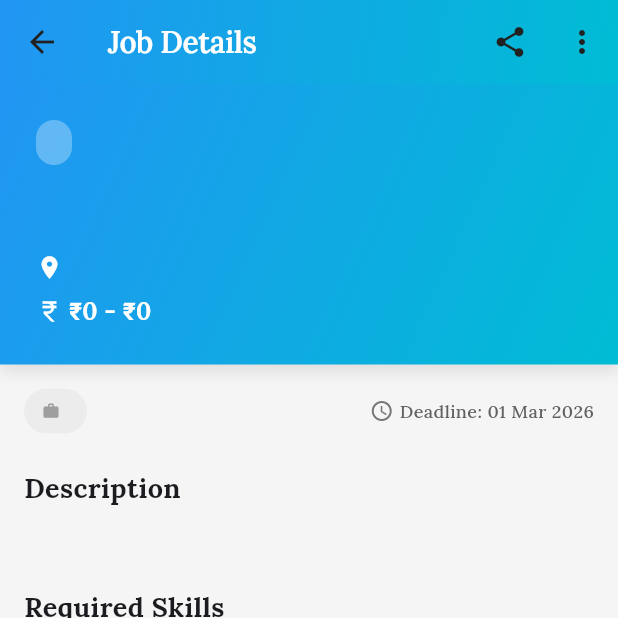
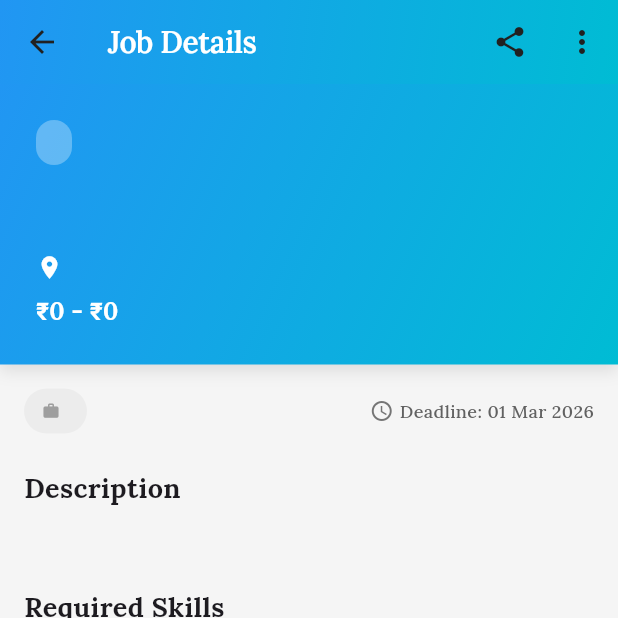
Before and after one commit to Krish-CS/SKILLSHARE, a Flutter app: the JobDetailScreen screen opened directly with empty values, on a phone screen of 412 x 824 dp, the top half of it. Run offline on Flutter 3.47's test engine with Material 3 defaults, Android fonts, the light colour scheme and no system bars; our stand-ins replace cached_network_image, cloud_firestore, firebase_auth, firebase_core, flutter_rating_bar, flutter_svg and 6 more; missing offline and left inert: cloudinary_public; accounts and stored records are empty; generated files the repository leaves out were written again; project files that could hold a hidden picture were left out.

Commit message:
fix: remove duplicate rupee symbols where formatCurrency already provides symbol

```diff
--- a/lib/screens/delivery/delivery_screen.dart
+++ b/lib/screens/delivery/delivery_screen.dart
@@ -274,7 +274,7 @@ class _DeliveryCard extends StatelessWidget {
             // Details
             _InfoRow(Icons.person_outline, 'Buyer',
                 order.buyerName ?? order.buyerId),
-            _InfoRow(Icons.currency_rupee, 'Amount',
+            _InfoRow(Icons.payments_outlined, 'Amount',
                 '₹${order.totalPrice.toStringAsFixed(2)}'),
             _InfoRow(Icons.calendar_today_outlined, 'Ordered',
                 AppHelpers.formatDateTime(order.createdAt)),
--- a/lib/screens/jobs/job_detail_screen.dart
+++ b/lib/screens/jobs/job_detail_screen.dart
@@ -416,9 +416,6 @@ class _JobDetailScreenState extends State<JobDetailScreen> {
                     const SizedBox(height: 8),
                     Row(
                       children: [
-                        const Icon(Icons.currency_rupee,
-                            color: Colors.white, size: 18),
-                        const SizedBox(width: 4),
                         Text(
                           '${AppHelpers.formatCurrency(_job.budgetMin!)} - ${AppHelpers.formatCurrency(_job.budgetMax!)}',
                           style: const TextStyle(
--- a/lib/widgets/job_card.dart
+++ b/lib/widgets/job_card.dart
@@ -189,8 +189,6 @@ class JobCard extends StatelessWidget {
                   if (job.budgetMin != null && job.budgetMax != null)
                     Row(
                       children: [
-                        const Icon(Icons.currency_rupee,
-                          size: 16, color: Color(0xFF4CAF50)),
                         Text(
                           '${AppHelpers.formatCurrency(job.budgetMin!)} - ${AppHelpers.formatCurrency(job.budgetMax!)}',
                           style: const TextStyle(
```
